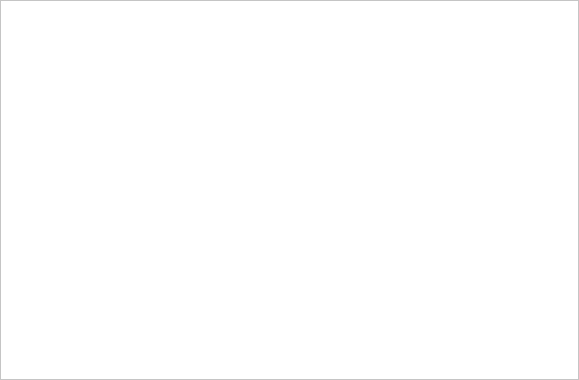
Above: interface/ui/tabchildwidget.ui from RunheZH/SCAPES before the change. Below: the same form after it.
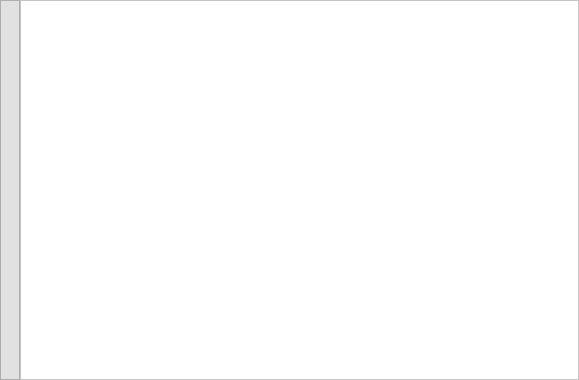
That is the form after the change.

Commit message: fix bug - open two new file and switch between them will not refresh the contents anymore

Patch:
```diff
--- a/interface/ui/tabchildwidget.ui
+++ b/interface/ui/tabchildwidget.ui
@@ -26,11 +26,54 @@
    <property name="bottomMargin">
     <number>0</number>
    </property>
-   <item row="0" column="0">
+   <property name="horizontalSpacing">
+    <number>0</number>
+   </property>
+   <item row="0" column="1">
     <widget class="QTextEdit" name="textEdit">
      <property name="styleSheet">
       <string notr="true">background-color: rgb(255, 255, 255);
 color: rgb(0, 0, 0);</string>
+     </property>
+     <property name="html">
+      <string>&lt;!DOCTYPE HTML PUBLIC &quot;-//W3C//DTD HTML 4.0//EN&quot; &quot;http://www.w3.org/TR/REC-html40/strict.dtd&quot;&gt;
+&lt;html&gt;&lt;head&gt;&lt;meta name=&quot;qrichtext&quot; content=&quot;1&quot; /&gt;&lt;style type=&quot;text/css&quot;&gt;
+p, li { white-space: pre-wrap; }
+&lt;/style&gt;&lt;/head&gt;&lt;body style=&quot; font-family:'Sans'; font-size:10pt; font-weight:400; font-style:normal;&quot;&gt;
+&lt;p style=&quot;-qt-paragraph-type:empty; margin-top:0px; margin-bottom:0px; margin-left:0px; margin-right:0px; -qt-block-indent:0; text-indent:0px;&quot;&gt;&lt;br /&gt;&lt;/p&gt;&lt;/body&gt;&lt;/html&gt;</string>
+     </property>
+    </widget>
+   </item>
+   <item row="0" column="0">
+    <widget class="QTextBrowser" name="lineNumEdit">
+     <property name="sizePolicy">
+      <sizepolicy hsizetype="Maximum" vsizetype="Expanding">
+       <horstretch>0</horstretch>
+       <verstretch>0</verstretch>
+      </sizepolicy>
+     </property>
+     <property name="minimumSize">
+      <size>
+       <width>0</width>
+       <height>0</height>
+      </size>
+     </property>
+     <property name="maximumSize">
+      <size>
+       <width>20</width>
+       <height>16777215</height>
+      </size>
+     </property>
+     <property name="styleSheet">
+      <string notr="true">background-color: rgb(225, 225, 225);
+color: rgb(0, 0, 0);</string>
+     </property>
+     <property name="html">
+      <string>&lt;!DOCTYPE HTML PUBLIC &quot;-//W3C//DTD HTML 4.0//EN&quot; &quot;http://www.w3.org/TR/REC-html40/strict.dtd&quot;&gt;
+&lt;html&gt;&lt;head&gt;&lt;meta name=&quot;qrichtext&quot; content=&quot;1&quot; /&gt;&lt;style type=&quot;text/css&quot;&gt;
+p, li { white-space: pre-wrap; }
+&lt;/style&gt;&lt;/head&gt;&lt;body style=&quot; font-family:'Sans'; font-size:10pt; font-weight:400; font-style:normal;&quot;&gt;
+&lt;p style=&quot;-qt-paragraph-type:empty; margin-top:0px; margin-bottom:0px; margin-left:0px; margin-right:0px; -qt-block-indent:0; text-indent:0px;&quot;&gt;&lt;br /&gt;&lt;/p&gt;&lt;/body&gt;&lt;/html&gt;</string>
      </property>
     </widget>
    </item>
```
The commit also changes 3 other files.
